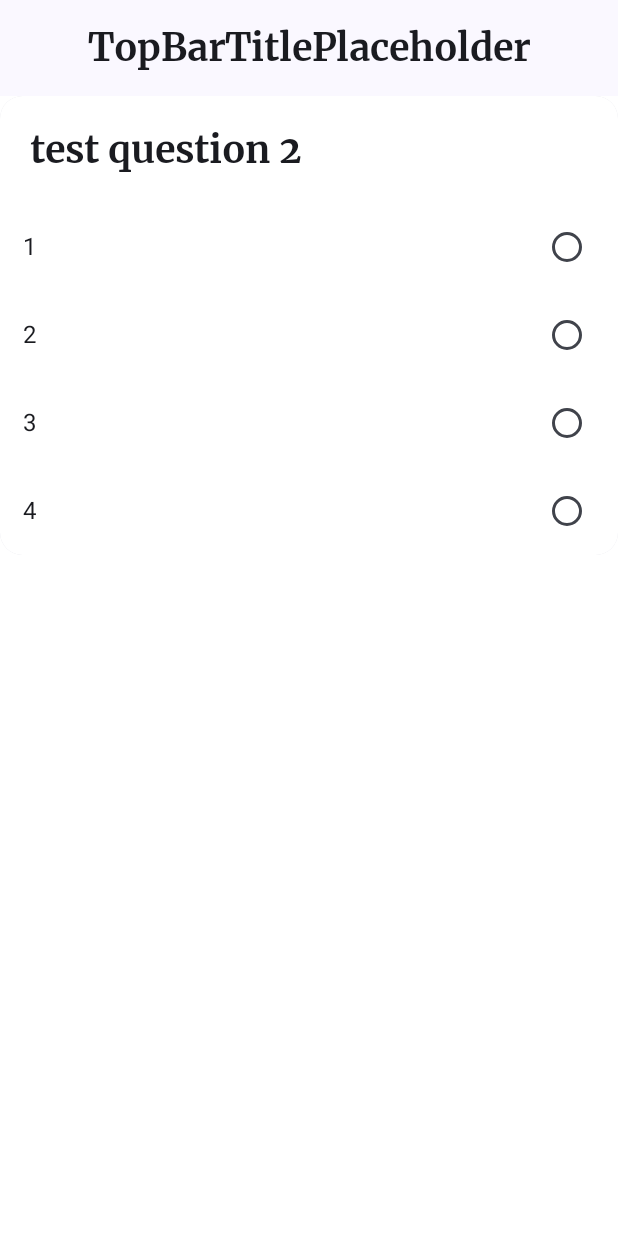
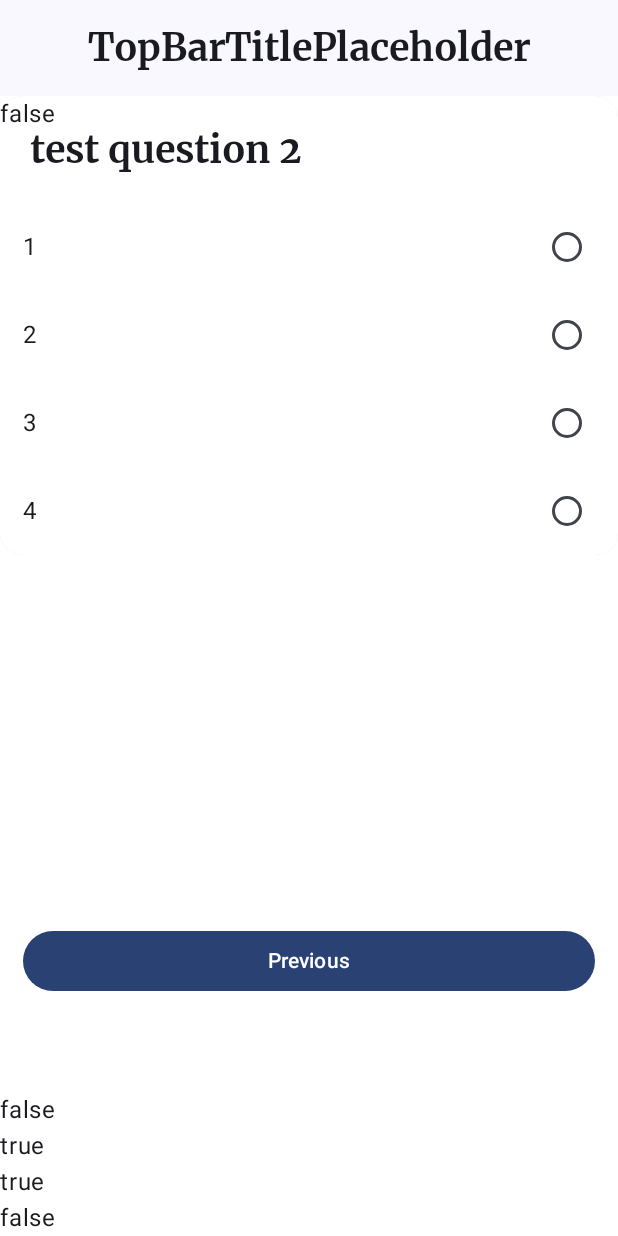
Before and after one commit to SohSohh/PrepApp, an Android app built with Jetpack Compose: the TestingScreen screen opened through its navigation route, on a phone screen of 412 x 824 dp. Run offline under Robolectric (Android 15) with nearby library versions, the light colour scheme and no system bars.

Commit message:
Major bug issue fixed, uiState is now consistent

```diff
--- a/app/src/main/java/com/example/myapplication/MainApp.kt
+++ b/app/src/main/java/com/example/myapplication/MainApp.kt
@@ -48,10 +48,10 @@ fun MainApp(modifier: Modifier = Modifier, testScreenViewModel: TestScreenViewMo
                 .padding(innerPadding)
         ) {
             composable(route = "TestConfigurationScreen") {
-                TestConfigurationScreen(modifier = Modifier.fillMaxSize(), onStartButtonClicked = { navController.navigate(route = "TestingScreen") })
+                TestConfigurationScreen(modifier = Modifier.fillMaxSize(), onStartButtonClicked = { navController.navigate(route = "TestingScreen") }, testScreenViewModel = testScreenViewModel)
             }
             composable(route = "TestingScreen") {
-                TestingScreen(modifier = Modifier.fillMaxSize())
+                TestingScreen(modifier = Modifier.fillMaxSize(), testScreenViewModel = testScreenViewModel)
             }
             composable(route = "EndScreen") {
                 EndOfTestScreen(modifier = Modifier.fillMaxSize())
--- a/app/src/main/java/com/example/myapplication/TestScreen/TestScreenConfiguration.kt
+++ b/app/src/main/java/com/example/myapplication/TestScreen/TestScreenConfiguration.kt
@@ -26,10 +26,12 @@ import com.example.compose.PreperationAppTheme
 
 @OptIn(ExperimentalMaterial3Api::class)
 @Composable
-fun TestConfigurationScreen(modifier:Modifier = Modifier,
-                            testScreenViewModel: TestScreenViewModel = viewModel(),
-                            onStartButtonClicked:() -> Unit = {}) {
-    val testScreenUiState by testScreenViewModel.uiState.collectAsState()
+fun TestConfigurationScreen(
+    modifier: Modifier = Modifier,
+    testScreenViewModel: TestScreenViewModel = viewModel(),
+    onStartButtonClicked: () -> Unit = {},
+) {
+    val testScreenUiState by testScreenViewModel._uiState.collectAsState()
     Column(modifier = modifier
         .fillMaxSize()
         .background(color = Color.White)) {
@@ -37,7 +39,7 @@ fun TestConfigurationScreen(modifier:Modifier = Modifier,
             modifier = modifier
                 .background(color = Color.White)
         ) {
-            ConfigurationsList(modifier = Modifier.padding(10.dp))
+            ConfigurationsList(modifier = Modifier.padding(10.dp), testScreenUiState = testScreenUiState, testScreenViewModel = testScreenViewModel)
         }
         Spacer(modifier = Modifier.weight(1f))
         Row() {
@@ -59,40 +61,45 @@ fun NavigationButton(modifier: Modifier = Modifier, text:String, onClick: () ->
 
 @Composable
 fun ConfigurationsList(modifier:Modifier = Modifier,
-                       testScreenViewModel: TestScreenViewModel = viewModel()) {
-    val testUiState by testScreenViewModel.uiState.collectAsState()
+                       testScreenViewModel: TestScreenViewModel = viewModel(),
+                       testScreenUiState: TestScreenUiState, ) {
     Column(modifier = modifier) {
         // This might be needed to be implemented later
-       TextWithSwitch(text = "Include attempted questions from previous tests",
-           checkedState = testUiState.repeatPreviouslyAttemptedQuestions,
-           onCheckChange ={ testScreenViewModel.toggleRepeatPreviouslyAttemptedQuestions() })
+        TextWithSwitch(text = "Include attempted questions from previous tests",
+            checkedState = testScreenUiState.repeatPreviouslyAttemptedQuestions,
+            onCheckChange = { testScreenViewModel.toggleRepeatPreviouslyAttemptedQuestions() })
+        Text(text = testScreenUiState.repeatPreviouslyAttemptedQuestions.toString())
         //------
         HorizontalDivider(modifier = Modifier.padding(vertical = 2.5f.dp))
         //--------
-       TextWithSwitch(text = "Allow questions to be reattempted",
-           checkedState = testUiState.RetryQuestions,
-           onCheckChange = { testScreenViewModel.toggleRetry() })
+        TextWithSwitch(text = "Allow questions to be reattempted",
+            checkedState = testScreenUiState.RetryQuestions,
+            onCheckChange = { testScreenViewModel.toggleRetry() })
         //---------
         HorizontalDivider(modifier = Modifier.padding(vertical = 2.5f.dp))
         //------
         TextWithSwitch(text = "Allow backtracking",
-            checkedState = testUiState.Backtracking,
-            onCheckChange = {testScreenViewModel.toggleBacktracking()})
+            checkedState = testScreenUiState.Backtracking,
+            onCheckChange = { testScreenViewModel.toggleBacktracking() })
         //-----
         HorizontalDivider(modifier = Modifier.padding(vertical = 2.5f.dp))
         //-----
         TextWithSwitch(text = "Allow skipping",
-            checkedState = testUiState.AllowSkipping,
+            checkedState = testScreenUiState.AllowSkipping,
             onCheckChange = { testScreenViewModel.toggleSkipping() })
         //-----------
         HorizontalDivider(modifier = Modifier.padding(vertical = 2.5f.dp))
         //----------
         TextWithSwitch(text = "Show correct answers",
-            checkedState = testUiState.ShowCorrectAndIncorrect,
+            checkedState = testScreenUiState.ShowCorrectAndIncorrect,
             onCheckChange = { testScreenViewModel.toggleShowCorrectAndIncorrect() })
+        Text(text = testScreenUiState.RetryQuestions.toString())
+        Text(text = testScreenUiState.Backtracking.toString())
+        Text(text = testScreenUiState.AllowSkipping.toString())
+        Text(text = testScreenUiState.ShowCorrectAndIncorrect.toString())
     }
+}
 
-}
 
 @Composable
 fun TextWithSwitch(modifier:Modifier = Modifier, text:String, checkedState:Boolean, onCheckChange:(Boolean) -> Unit = {}) {
--- a/app/src/main/java/com/example/myapplication/TestScreen/TestScreenViewModel.kt
+++ b/app/src/main/java/com/example/myapplication/TestScreen/TestScreenViewModel.kt
@@ -2,6 +2,8 @@ package com.example.myapplication.TestScreen
 
 import androidx.lifecycle.ViewModel
 import kotlinx.coroutines.flow.MutableStateFlow
+import kotlinx.coroutines.flow.StateFlow
+import kotlinx.coroutines.flow.asStateFlow
 import kotlinx.coroutines.flow.update
 
 
@@ -14,13 +16,13 @@ data class TestScreenUiState(
     var currentQuestion:Int = 1,
     var incorrectQuestions:List<Int> = mutableListOf(),
     var RetryQuestions:Boolean = false,
-    var Backtracking:Boolean = false,
-    var AllowSkipping:Boolean = false,
-    var ShowCorrectAndIncorrect:Boolean = true,
+    var Backtracking:Boolean = true,
+    var AllowSkipping:Boolean = true,
+    var ShowCorrectAndIncorrect:Boolean = false,
 )
 class TestScreenViewModel:ViewModel() {
     val uiState = MutableStateFlow(TestScreenUiState())
-
+    val _uiState: StateFlow<TestScreenUiState> = uiState.asStateFlow()
     fun toggleShowCorrectAndIncorrect() {
         uiState.update { currentState ->
             currentState.copy(
@@ -56,9 +58,16 @@ class TestScreenViewModel:ViewModel() {
     }
     fun nextQuestion() {
         uiState.update { currentState ->
+            // variables and If condition is to limit the increment from going above the maximum
+            var incrememnt:Int = 0
+            var selection:String = currentState.selection
+            if (currentState.currentQuestion != currentState.questions.size) {
+                incrememnt = 1
+                selection = ""
+            }
             currentState.copy(
-                currentQuestion = currentState.currentQuestion + 1,
-                selection = ""
+                currentQuestion = currentState.currentQuestion + incrememnt,
+                selection = selection
             )
         }
     }
--- a/app/src/main/java/com/example/myapplication/TestScreen/TestingScreen.kt
+++ b/app/src/main/java/com/example/myapplication/TestScreen/TestingScreen.kt
@@ -36,8 +36,8 @@ import kotlinx.coroutines.launch
 @Composable
 fun TestingScreen(modifier: Modifier = Modifier,
                   testScreenViewModel: TestScreenViewModel = viewModel(),
-                  onClickEndTest:() -> Unit = {}) {
-    val testScreenUiState by testScreenViewModel.uiState.collectAsState()
+                  onClickEndTest:() -> Unit = {}, ) {
+    val testScreenUiState by testScreenViewModel._uiState.collectAsState()
     Column(
         modifier = modifier
             .fillMaxSize()
@@ -51,7 +51,8 @@ fun TestingScreen(modifier: Modifier = Modifier,
                 modifier = Modifier.fillMaxWidth(),
                 question = testScreenUiState.questions[testScreenUiState.currentQuestion],
                 testScreenViewModel = testScreenViewModel,
-                qNumber = testScreenUiState.currentQuestion
+                qNumber = testScreenUiState.currentQuestion,
+                testScreenUiState = testScreenUiState
             )
         }
         Spacer(modifier = Modifier.weight(1f))
@@ -71,7 +72,12 @@ fun TestingScreen(modifier: Modifier = Modifier,
                     onClick = { testScreenViewModel.nextQuestion() })
             }
         }
+        Text(text = testScreenUiState.RetryQuestions.toString())
+        Text(text = testScreenUiState.Backtracking.toString())
+        Text(text = testScreenUiState.AllowSkipping.toString())
+        Text(text = testScreenUiState.ShowCorrectAndIncorrect.toString())
     }
+    Text(text = testScreenUiState.repeatPreviouslyAttemptedQuestions.toString())
 }
 
 val correctColor = Color.Green.copy(alpha = 0.5f)
@@ -81,11 +87,12 @@ val normalColor = Color.Transparent
 @Composable
 fun QuestionCard(modifier:Modifier = Modifier,
                  question:question, testScreenViewModel: TestScreenViewModel,
-                 qNumber: Int) {
+                 qNumber: Int,
+                 testScreenUiState: TestScreenUiState) {
     Card(modifier = modifier, shape = MaterialTheme.shapes.medium) {
         Column(modifier = Modifier.background(color = Color.White)) {
             Text(text = question.question, modifier = Modifier.padding(20.dp), style = MaterialTheme.typography.titleLarge)
-            Options(choiceList = question.choices, testScreenViewModel = testScreenViewModel, qNumber = qNumber, answer = question.answer)
+            Options(choiceList = question.choices, testScreenViewModel = testScreenViewModel, qNumber = qNumber, testScreenUiState = testScreenUiState)
         }
     }
 }
@@ -94,9 +101,8 @@ fun QuestionCard(modifier:Modifier = Modifier,
 fun Options(modifier: Modifier = Modifier,
             choiceList:List<String>,
             testScreenViewModel: TestScreenViewModel,
-            answer:String, qNumber:Int,
-            color:Color = normalColor) {
-    val testScreenUiState by testScreenViewModel.uiState.collectAsState()
+            qNumber:Int,
+            testScreenUiState: TestScreenUiState) {
     choiceList.forEach { choice ->
         var color by remember { mutableStateOf(normalColor) }
         if (testScreenUiState.selection != "" && choice == testScreenUiState.questions[qNumber].answer && testScreenUiState.ShowCorrectAndIncorrect) {
@@ -138,5 +144,4 @@ fun TestingScreenPreview() {
     PreperationAppTheme {
         TestingScreen()
     }
-
 }
```
